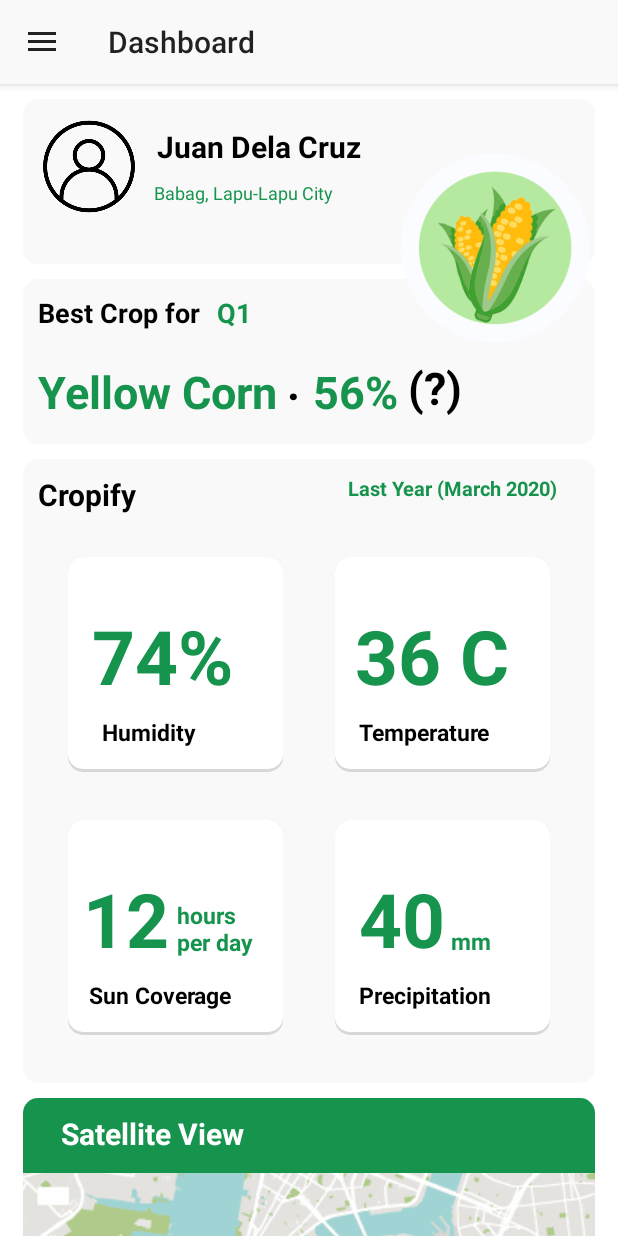
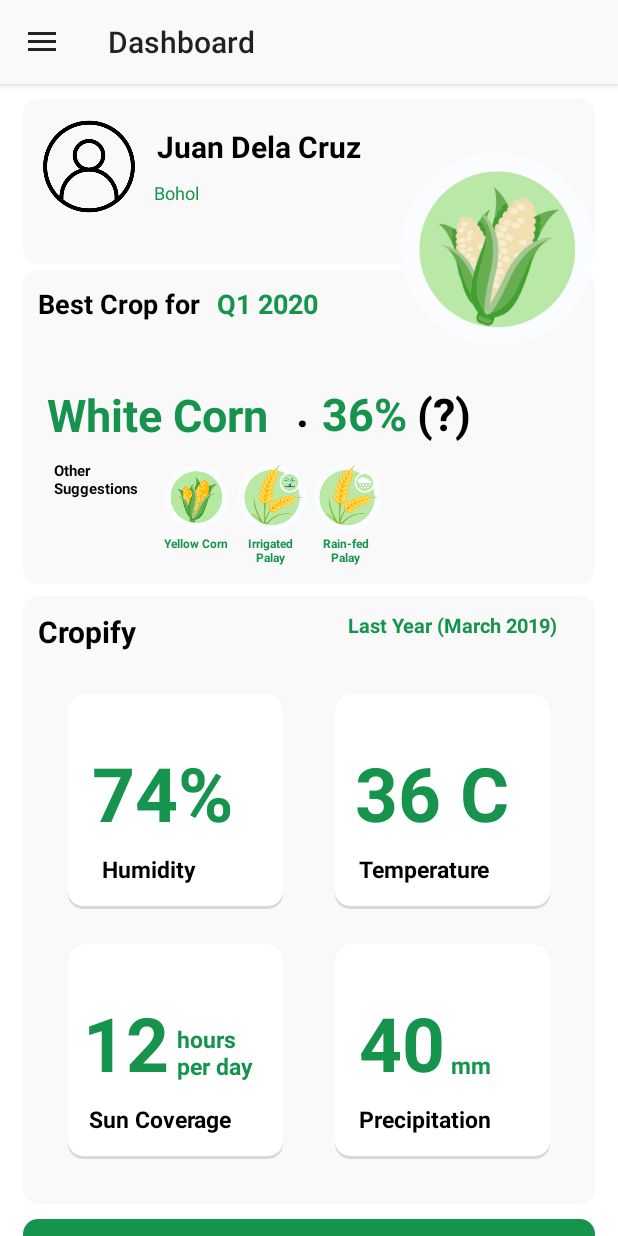
Before and after one commit to baguioni/halaman, an Android app: the screen it shows after launch once a user with an empty profile is signed in (dashboard), on a phone screen of 412 x 824 dp. Run offline under Robolectric (Android 15) with nearby library versions, the light colour scheme and no system bars; our stand-ins replace Firebase (no records; nobody signed in at launch, a user with empty details on screens opened directly).

Commit message:
Minor Tweaks

```diff
--- a/FirstKotlin/app/src/main/res/layout/activity_dashboard.xml
+++ b/FirstKotlin/app/src/main/res/layout/activity_dashboard.xml
@@ -30,25 +30,28 @@
 
                 <LinearLayout
                     android:layout_width="match_parent"
-                    android:layout_height="250dp"
+                    android:layout_height="341dp"
                     android:background="@color/white"
                     android:orientation="vertical">
 
                     <FrameLayout
                         android:layout_width="match_parent"
-                        android:layout_height="match_parent">
+                        android:layout_height="341dp">
+
                         <RelativeLayout
-                            android:layout_width="wrap_content"
-                            android:layout_height="wrap_content">
+                            android:layout_width="match_parent"
+                            android:layout_height="match_parent">
+
                             <androidx.constraintlayout.widget.ConstraintLayout
                                 android:layout_width="match_parent"
                                 android:layout_height="match_parent">
+
                                 <androidx.constraintlayout.widget.ConstraintLayout
                                     android:id="@+id/constraintLayout"
                                     android:layout_width="match_parent"
                                     android:layout_height="110dp"
+                                    android:layout_marginStart="15dp"
                                     android:layout_marginTop="10dp"
-                                    android:layout_marginStart="15dp"
                                     android:layout_marginEnd="15dp"
                                     android:background="@drawable/dashboard_modules"
                                     app:layout_constraintTop_toTopOf="parent"
@@ -72,8 +75,8 @@
                                         android:layout_height="46dp"
                                         android:layout_marginStart="6dp"
                                         android:layout_marginTop="8dp"
+                                        android:paddingStart="5dp"
                                         android:paddingTop="10dp"
-                                        android:paddingStart="5dp"
                                         android:text="Juan Dela Cruz"
                                         android:textColor="@color/black"
                                         android:textSize="20sp"
@@ -88,7 +91,7 @@
                                         android:layout_height="19dp"
                                         android:layout_marginStart="4dp"
                                         android:paddingStart="5dp"
-                                        android:text="Babag, Lapu-Lapu City"
+                                        android:text="Bohol"
                                         android:textColor="@color/colorPrimary"
                                         android:textSize="12sp"
                                         app:layout_constraintStart_toEndOf="@+id/imageView"
@@ -98,21 +101,25 @@
                                 </androidx.constraintlayout.widget.ConstraintLayout>
 
                                 <androidx.constraintlayout.widget.ConstraintLayout
+                                    android:id="@+id/constraintLayout8"
                                     android:layout_width="match_parent"
-                                    android:layout_height="110dp"
-                                    android:layout_marginTop="10dp"
+                                    android:layout_height="209dp"
+                                    android:layout_marginStart="15dp"
+                                    android:layout_marginTop="4dp"
+                                    android:layout_marginEnd="15dp"
                                     android:background="@drawable/dashboard_modules"
-                                    app:layout_constraintTop_toBottomOf="@+id/constraintLayout"
-                                    tools:layout_editor_absoluteX="-1dp"
-                                    android:layout_marginStart="15dp"
-                                    android:layout_marginEnd="15dp">
+                                    app:layout_constraintEnd_toEndOf="parent"
+                                    app:layout_constraintHorizontal_bias="0.0"
+                                    app:layout_constraintStart_toStartOf="parent"
+                                    app:layout_constraintTop_toBottomOf="@+id/constraintLayout">
 
                                     <TextView
+                                        android:id="@+id/textView8"
                                         android:layout_width="81dp"
                                         android:layout_height="25dp"
                                         android:layout_marginTop="10dp"
                                         android:paddingStart="5dp"
-                                        android:text="Q1"
+                                        android:text="Q1 2020"
                                         android:textColor="@color/colorPrimary"
                                         android:textSize="18sp"
                                         android:textStyle="bold"
@@ -138,14 +145,14 @@
                                         android:id="@+id/productDisplay"
                                         android:layout_width="166dp"
                                         android:layout_height="45dp"
-                                        android:layout_marginStart="10dp"
-                                        android:layout_marginBottom="10dp"
-                                        android:text="Yellow Corn"
+                                        android:layout_marginStart="16dp"
+                                        android:layout_marginTop="40dp"
+                                        android:text="White Corn"
                                         android:textColor="@color/colorPrimary"
                                         android:textSize="30dp"
                                         android:textStyle="bold"
-                                        app:layout_constraintBottom_toBottomOf="parent"
                                         app:layout_constraintStart_toStartOf="parent"
+                                        app:layout_constraintTop_toBottomOf="@+id/monthDisplay"
                                         tools:ignore="MissingConstraints" />
 
                                     <TextView
@@ -153,39 +160,121 @@
                                         android:id="@+id/textView2"
                                         android:layout_width="17dp"
                                         android:layout_height="51dp"
-                                        android:layout_marginBottom="10dp"
+                                        android:layout_marginTop="37dp"
                                         android:text="."
                                         android:textColor="@color/black"
                                         android:textSize="30dp"
                                         android:textStyle="bold"
-                                        app:layout_constraintBottom_toBottomOf="parent"
                                         app:layout_constraintStart_toEndOf="@+id/productDisplay"
+                                        app:layout_constraintTop_toBottomOf="@+id/textView8"
                                         tools:ignore="MissingConstraints" />
 
                                     <TextView
                                         android:id="@+id/yieldDisplay"
                                         android:layout_width="63dp"
                                         android:layout_height="45dp"
-                                        android:layout_marginBottom="10dp"
-                                        android:text="56%"
+                                        android:layout_marginTop="40dp"
+                                        android:text="36%"
                                         android:textColor="@color/colorPrimary"
                                         android:textSize="30dp"
                                         android:textStyle="bold"
-                                        app:layout_constraintBottom_toBottomOf="parent"
                                         app:layout_constraintStart_toEndOf="@+id/textView2"
-                                        tools:ignore="MissingConstraints" />
+                                        app:layout_constraintTop_toBottomOf="@+id/textView8"
+                                        tools:ignore="MissingConstraints"/>
 
                                     <TextView
 
                                         android:layout_width="37dp"
                                         android:layout_height="48dp"
-                                        android:layout_marginBottom="10dp"
+                                        android:layout_marginTop="40dp"
                                         android:text="(?)"
                                         android:textColor="@color/black"
                                         android:textSize="30dp"
                                         android:textStyle="bold"
-                                        app:layout_constraintBottom_toBottomOf="parent"
                                         app:layout_constraintStart_toEndOf="@+id/yieldDisplay"
+                                        app:layout_constraintTop_toBottomOf="@+id/textView8"
+                                        tools:ignore="MissingConstraints" />
+
+
+                                    <TextView
+                                        android:id="@+id/textView12"
+                                        android:layout_width="75dp"
+                                        android:layout_height="33dp"
+                                        android:layout_marginStart="15dp"
+                                        android:layout_marginTop="5dp"
+                                        android:paddingStart="5dp"
+                                        android:text="Other Suggestions"
+                                        android:textColor="@color/black"
+                                        android:textSize="10sp"
+                                        android:textStyle="bold"
+                                        app:layout_constraintStart_toStartOf="parent"
+                                        app:layout_constraintTop_toBottomOf="@+id/productDisplay"
+                                        tools:ignore="MissingConstraints" />
+
+                                    <ImageView
+                                        android:id="@+id/imageView2"
+                                        android:layout_width="50dp"
+                                        android:layout_height="50dp"
+                                        android:layout_marginTop="5dp"
+                                        android:src="@drawable/yellowcorn"
+                                        app:layout_constraintStart_toEndOf="@+id/textView12"
+                                        app:layout_constraintTop_toBottomOf="@+id/productDisplay" />
+
+                                    <ImageView
+                                        android:id="@+id/imageView3"
+                                        android:layout_width="50dp"
+                                        android:layout_height="50dp"
+                                        android:layout_marginTop="5dp"
+                                        android:src="@drawable/irrigatedpalay"
+                                        app:layout_constraintStart_toEndOf="@+id/imageView2"
+                                        app:layout_constraintTop_toBottomOf="@+id/productDisplay" />
+
+                                    <ImageView
+                                        android:id="@+id/imageView4"
+                                        android:layout_width="50dp"
+                                        android:layout_height="50dp"
+                                        android:layout_marginTop="5dp"
+                                        android:src="@drawable/rainfedpalay"
+                                        app:layout_constraintStart_toEndOf="@+id/imageView3"
+                                        app:layout_constraintTop_toBottomOf="@+id/productDisplay" />
+
+                                    <TextView
+                                        android:id="@+id/textView13"
+                                        android:layout_width="50dp"
+                                        android:layout_height="24dp"
+                                        android:layout_marginStart="90dp"
+                                        android:text="Yellow Corn"
+                                        android:textAlignment="center"
+                                        android:textColor="@color/colorPrimary"
+                                        android:textSize="8sp"
+                                        android:textStyle="bold"
+                                        app:layout_constraintStart_toStartOf="parent"
+                                        app:layout_constraintTop_toBottomOf="@+id/imageView2"
+                                        tools:ignore="MissingConstraints" />
+
+                                    <TextView
+                                        android:id="@+id/textView14"
+                                        android:layout_width="50dp"
+                                        android:layout_height="24dp"
+                                        android:text="Irrigated Palay"
+                                        android:textAlignment="center"
+                                        android:textColor="@color/colorPrimary"
+                                        android:textSize="8sp"
+                                        android:textStyle="bold"
+                                        app:layout_constraintStart_toEndOf="@+id/textView13"
+                                        app:layout_constraintTop_toBottomOf="@+id/imageView3"
+                                        tools:ignore="MissingConstraints" />
+
+                                    <TextView
+                                        android:layout_width="50dp"
+                                        android:layout_height="24dp"
+                                        android:text="Rain-fed Palay"
+                                        android:textAlignment="center"
+                                        android:textColor="@color/colorPrimary"
+                                        android:textSize="8sp"
+                                        android:textStyle="bold"
+                                        app:layout_constraintStart_toEndOf="@+id/textView14"
+                                        app:layout_constraintTop_toBottomOf="@+id/imageView4"
                                         tools:ignore="MissingConstraints" />
                                 </androidx.constraintlayout.widget.ConstraintLayout>
                             </androidx.constraintlayout.widget.ConstraintLayout>
@@ -200,14 +289,20 @@
                                 android:layout_width="167dp"
                                 android:layout_height="140dp"
                                 android:layout_marginTop="40dp"
-                                android:src="@drawable/yellowcorn" />
+                                android:src="@drawable/whitecorn" />
+                        </RelativeLayout>
+
+                        <RelativeLayout
+                            android:layout_width="137dp"
+                            android:layout_height="138dp">
+
                         </RelativeLayout>
                     </FrameLayout>
                 </LinearLayout>
 
                 <androidx.constraintlayout.widget.ConstraintLayout
                     android:layout_width="match_parent"
-                    android:layout_height="416dp"
+                    android:layout_height="405dp"
                     android:layout_marginStart="15dp"
                     android:layout_marginEnd="15dp"
                     android:background="@drawable/dashboard_modules">
@@ -231,7 +326,7 @@
                         android:layout_height="25dp"
                         android:layout_marginTop="10dp"
                         android:layout_marginEnd="25dp"
-                        android:text="Last Year (March 2020)"
+                        android:text="Last Year (March 2019)"
                         android:gravity="end"
                         android:textColor="@color/colorPrimary"
                         android:textSize="13sp"
@@ -321,13 +416,11 @@
                         android:id="@+id/constraintLayout5"
                         android:layout_width="143dp"
                         android:layout_height="143dp"
-                        android:layout_marginTop="30dp"
                         android:layout_marginEnd="30dp"
                         android:layout_marginBottom="30dp"
                         android:background="@drawable/stats"
                         app:layout_constraintBottom_toBottomOf="parent"
-                        app:layout_constraintEnd_toEndOf="parent"
-                        app:layout_constraintTop_toBottomOf="@+id/constraintLayout3">
+                        app:layout_constraintEnd_toEndOf="parent">
 
                         <TextView
                             android:id="@+id/textView7"
@@ -363,13 +456,10 @@
                         android:layout_width="143dp"
                         android:layout_height="143dp"
                         android:layout_marginStart="30dp"
-                        android:layout_marginTop="30dp"
                         android:layout_marginBottom="30dp"
                         android:background="@drawable/stats"
                         app:layout_constraintBottom_toBottomOf="parent"
-                        app:layout_constraintStart_toStartOf="parent"
-                        app:layout_constraintTop_toBottomOf="@+id/constraintLayout3"
-                        app:layout_constraintVertical_bias="0.428">
+                        app:layout_constraintStart_toStartOf="parent">
 
                         <TextView
                             android:id="@+id/textView"
@@ -389,9 +479,9 @@
                             android:id="@+id/textView5"
                             android:layout_width="wrap_content"
                             android:layout_height="wrap_content"
+                            android:layout_marginStart="10dp"
                             android:layout_marginTop="32dp"
                             android:text="12"
-                            android:layout_marginStart="10dp"
                             android:textColor="@color/colorPrimary"
                             android:textSize="50dp"
                             android:textStyle="bold"
@@ -446,7 +536,7 @@
                 <ImageButton
                     android:id="@+id/satView"
                     android:layout_width="match_parent"
-                    android:layout_height="100dp"
+                    android:layout_height="150dp"
                     android:layout_marginStart="15dp"
                     android:layout_marginEnd="15dp"
                     android:background="@drawable/mapbutton"
--- a/FirstKotlin/app/src/main/res/layout/nav_header.xml
+++ b/FirstKotlin/app/src/main/res/layout/nav_header.xml
@@ -19,6 +19,10 @@
         android:id="@+id/emailDisplay"
         android:layout_width="wrap_content"
         android:layout_height="wrap_content"
+        android:text="jdcruz@gmail.com"
+        android:textStyle="bold
+"
+        android:textColor="@color/colorPrimary"
         android:paddingTop="8dp"
         android:textSize="15dp"/>
 
```
Also changed, not shown: FirstKotlin/app/src/debug/res/irrigatedpalay.png (added), FirstKotlin/app/src/debug/res/rainfedpalay.png (added), FirstKotlin/app/src/debug/res/whitecorn.png (added), FirstKotlin/app/src/main/res/drawable-v24/irrigatedpalay.png (added), FirstKotlin/app/src/main/res/drawable-v24/rainfedpalay.png (added), FirstKotlin/app/src/main/res/drawable-v24/whitecorn.png (added).
